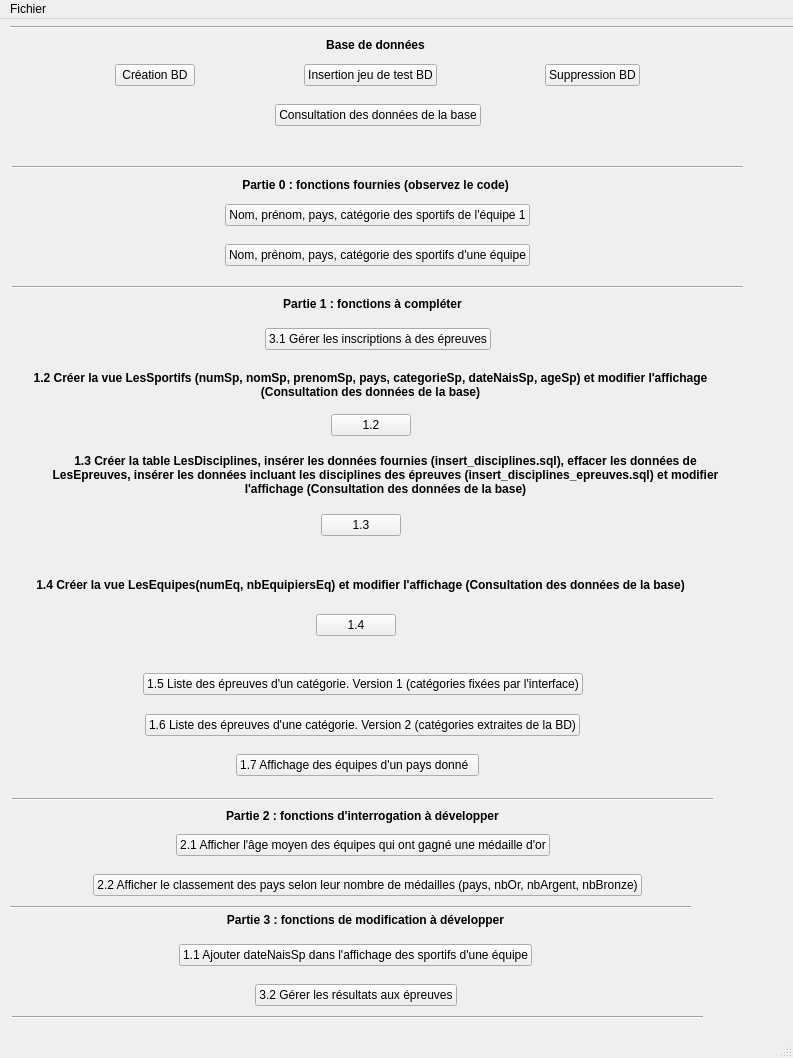
Old version of the form gui/mainWindow.ui in the repository wen9xin/s5BDProjt.
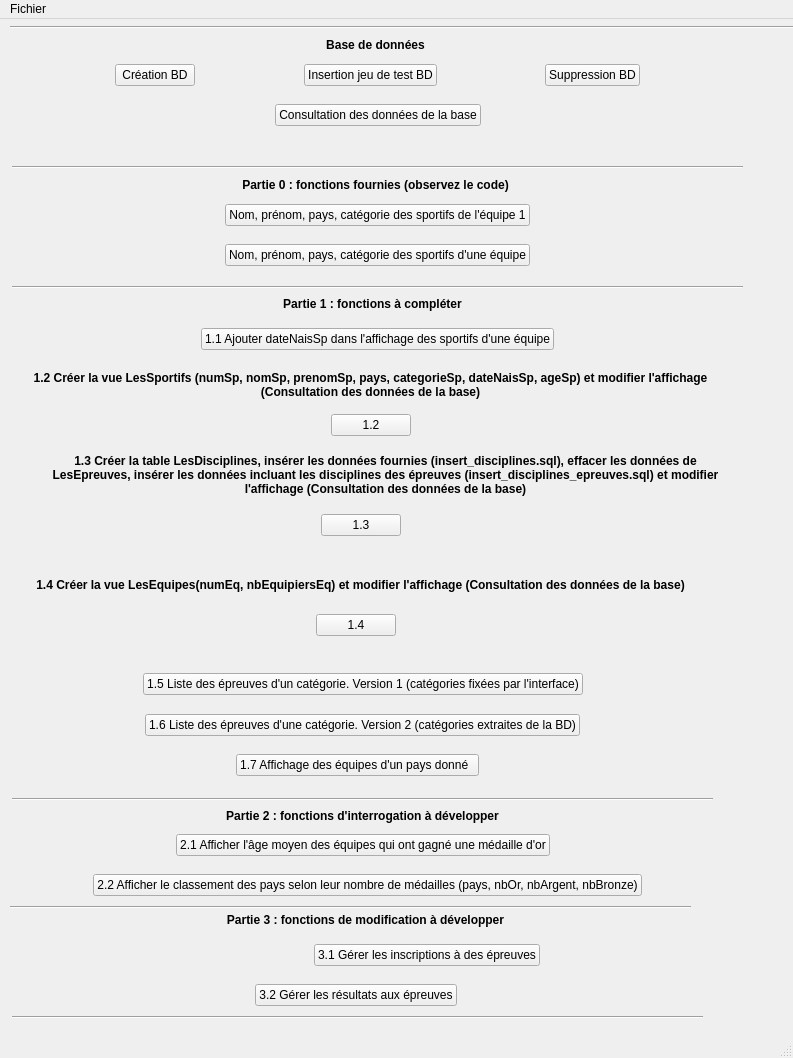
New version of the form.

Commit message: cursor = self.data.cursor() ajouter mainwindow size repair

```diff
--- a/gui/mainWindow.ui
+++ b/gui/mainWindow.ui
@@ -537,9 +537,9 @@
       </spacer>
      </item>
      <item>
-      <widget class="QPushButton" name="pushButton_13">
+      <widget class="QPushButton" name="pushButton_6">
        <property name="text">
-        <string>3.1 Gérer les inscriptions à des épreuves</string>
+        <string>1.1 Ajouter dateNaisSp dans l'affichage des sportifs d'une équipe</string>
        </property>
       </widget>
      </item>
@@ -788,7 +788,7 @@
      <rect>
       <x>10</x>
       <y>920</y>
-      <width>691</width>
+      <width>834</width>
       <height>32</height>
      </rect>
     </property>
@@ -807,9 +807,9 @@
       </spacer>
      </item>
      <item>
-      <widget class="QPushButton" name="pushButton_6">
+      <widget class="QPushButton" name="pushButton_13">
        <property name="text">
-        <string>1.1 Ajouter dateNaisSp dans l'affichage des sportifs d'une équipe</string>
+        <string>3.1 Gérer les inscriptions à des épreuves</string>
        </property>
       </widget>
      </item>
```
